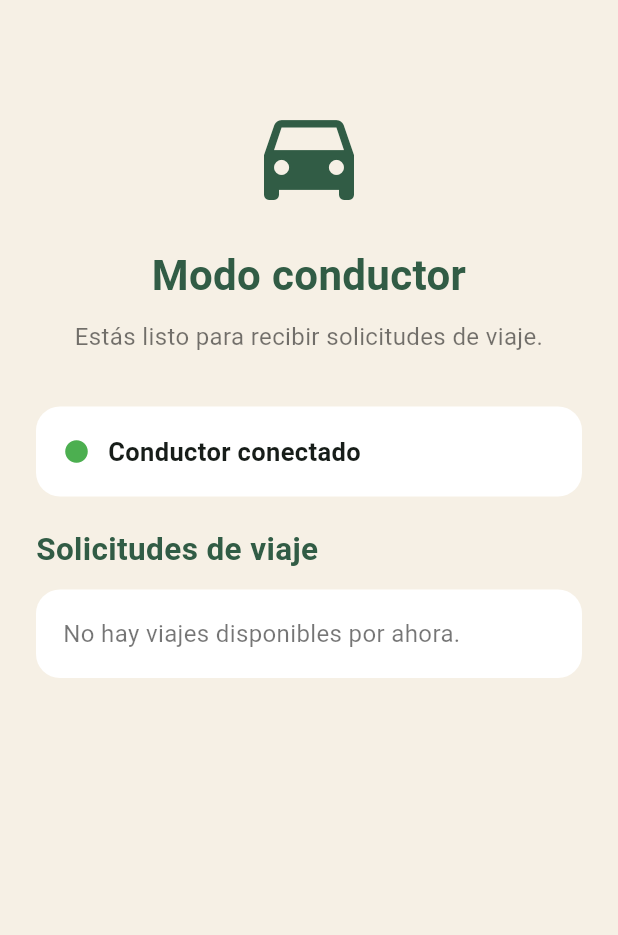
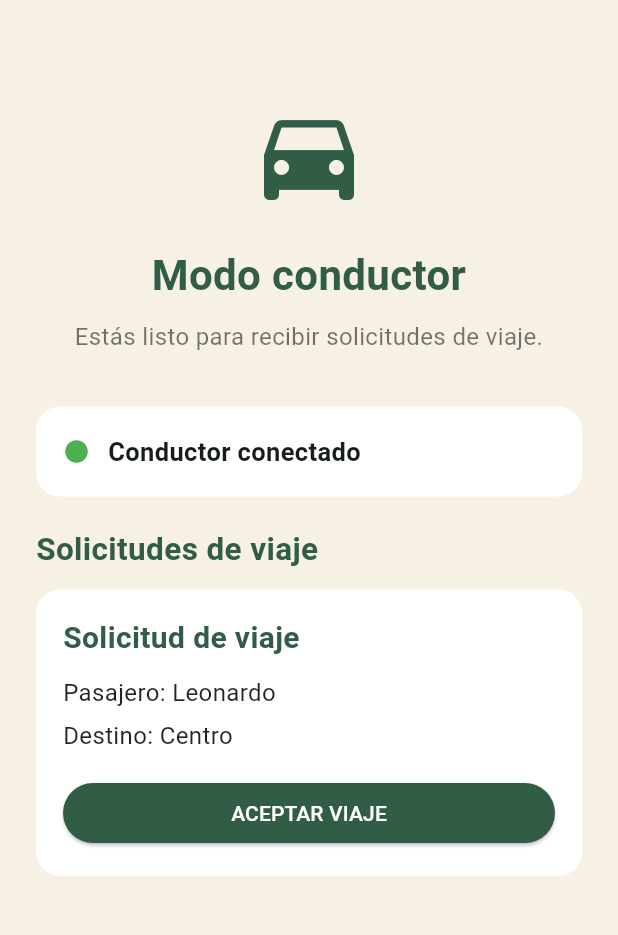
Before and after one commit to R7np6p8rbt-bit/Ruvia, a Flutter app: the DriverHomeScreen screen opened directly, on a phone screen of 412 x 824 dp, the part 63-998 px from its top. Run offline on Flutter 3.47's test engine with Material 3 defaults, Android fonts, the phone set to English and light mode, and no system bars; Roboto replaces fonts that are missing (Arial).

Commit message:
RUVIA V1.3 - solicitud de viaje para conductor

```diff
--- a/ruvia_app/lib/main.dart
+++ b/ruvia_app/lib/main.dart
@@ -1030,13 +1030,47 @@ class DriverHomeScreen extends StatelessWidget {
                 color: Colors.white,
                 borderRadius: BorderRadius.circular(16),
               ),
-              child: const Text(
-                'No hay viajes disponibles por ahora.',
-                style: TextStyle(
-                  fontSize: 16,
-                  color: Colors.black54,
-                ),
-              ),
+child: Column(
+  crossAxisAlignment: CrossAxisAlignment.start,
+  children: [
+    const Text(
+      'Solicitud de viaje',
+      style: TextStyle(
+        fontSize: 20,
+        fontWeight: FontWeight.bold,
+        color: Color(0xFF315C45),
+      ),
+    ),
+    const SizedBox(height: 10),
+    const Text(
+      'Pasajero: Leonardo',
+      style: TextStyle(
+        fontSize: 16,
+        color: Colors.black87,
+      ),
+    ),
+    const SizedBox(height: 6),
+    const Text(
+      'Destino: Centro',
+      style: TextStyle(
+        fontSize: 16,
+        color: Colors.black87,
+      ),
+    ),
+    const SizedBox(height: 16),
+    SizedBox(
+      width: double.infinity,
+      child: ElevatedButton(
+        onPressed: () {},
+        style: ElevatedButton.styleFrom(
+          backgroundColor: const Color(0xFF315C45),
+          foregroundColor: Colors.white,
+        ),
+        child: const Text('ACEPTAR VIAJE'),
+      ),
+    ),
+  ],
+),
             ),
           ],
         ),
```
